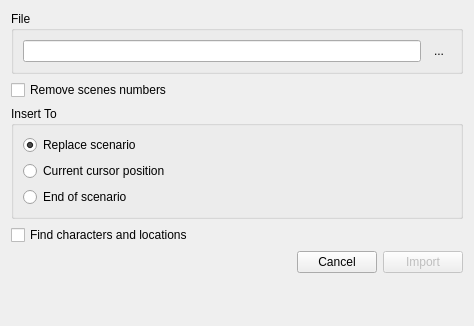
Above: src/bin/Scenarist/UserInterfaceLayer/Import/ImportDialog.ui from dimkanovikov/KITScenarist before the change. Below: the same form after it.
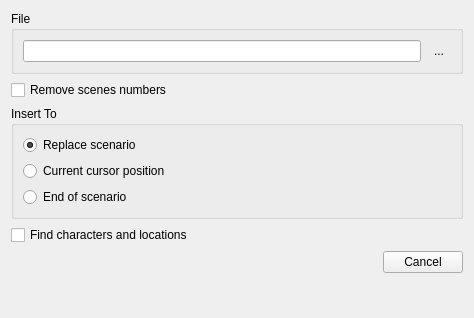
That is the form after the change. Icons and pictures are not drawn.

Commit message: Improove dialog buttons and help labels

Patch:
```diff
--- a/src/bin/Scenarist/UserInterfaceLayer/Import/ImportDialog.ui
+++ b/src/bin/Scenarist/UserInterfaceLayer/Import/ImportDialog.ui
@@ -7,7 +7,7 @@
     <x>0</x>
     <y>0</y>
     <width>474</width>
-    <height>326</height>
+    <height>318</height>
    </rect>
   </property>
   <property name="minimumSize">
@@ -65,42 +65,12 @@
      </layout>
     </widget>
    </item>
-   <item row="5" column="0" colspan="2">
-    <layout class="QHBoxLayout" name="horizontalLayout">
-     <item>
-      <spacer name="horizontalSpacer">
-       <property name="orientation">
-        <enum>Qt::Horizontal</enum>
-       </property>
-       <property name="sizeHint" stdset="0">
-        <size>
-         <width>40</width>
-         <height>20</height>
-        </size>
-       </property>
-      </spacer>
-     </item>
-     <item>
-      <widget class="QPushButton" name="cancel">
-       <property name="text">
-        <string>Cancel</string>
-       </property>
-      </widget>
-     </item>
-     <item>
-      <widget class="QPushButton" name="importTo">
-       <property name="enabled">
-        <bool>false</bool>
-       </property>
-       <property name="text">
-        <string>Import</string>
-       </property>
-       <property name="default">
-        <bool>true</bool>
-       </property>
-      </widget>
-     </item>
-    </layout>
+   <item row="1" column="0" colspan="2">
+    <widget class="QCheckBox" name="removeScenesNumbers">
+     <property name="text">
+      <string>Remove scenes numbers</string>
+     </property>
+    </widget>
    </item>
    <item row="2" column="0" colspan="2">
     <widget class="QGroupBox" name="groupBox_2">
@@ -135,13 +105,6 @@
      </layout>
     </widget>
    </item>
-   <item row="1" column="0" colspan="2">
-    <widget class="QCheckBox" name="removeScenesNumbers">
-     <property name="text">
-      <string>Remove scenes numbers</string>
-     </property>
-    </widget>
-   </item>
    <item row="3" column="0" colspan="2">
     <widget class="QCheckBox" name="findCharactersAndLocations">
      <property name="text">
@@ -149,6 +112,13 @@
      </property>
     </widget>
    </item>
+   <item row="4" column="1">
+    <widget class="QDialogButtonBox" name="buttons">
+     <property name="standardButtons">
+      <set>QDialogButtonBox::Cancel</set>
+     </property>
+    </widget>
+   </item>
   </layout>
  </widget>
  <tabstops>
```
Left out of the diff: 2 changed lines with no effect on the pictures. The commit also changes 9 other files.
